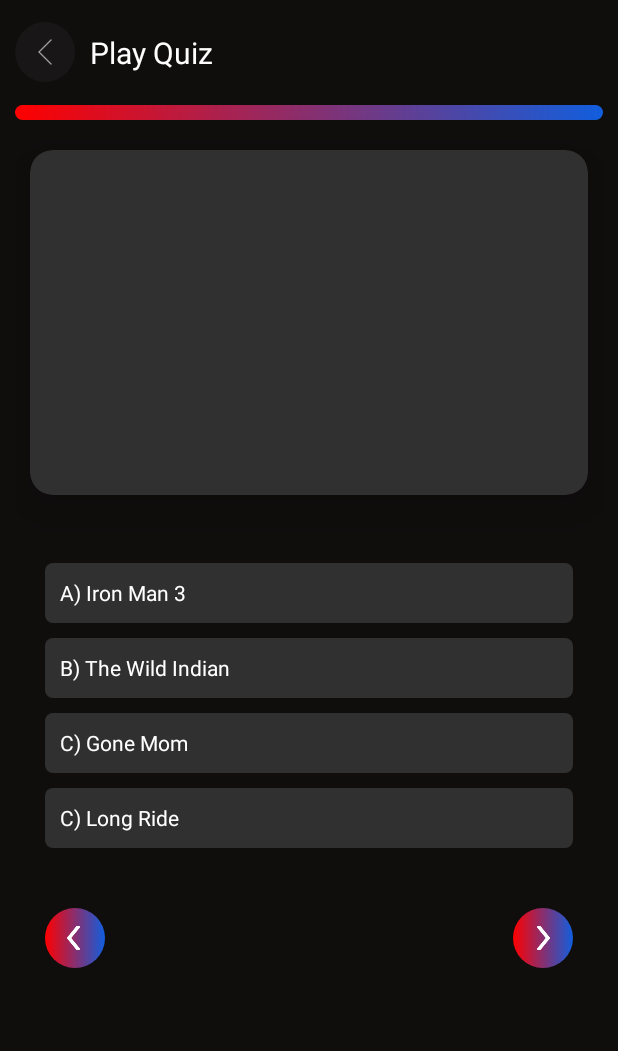
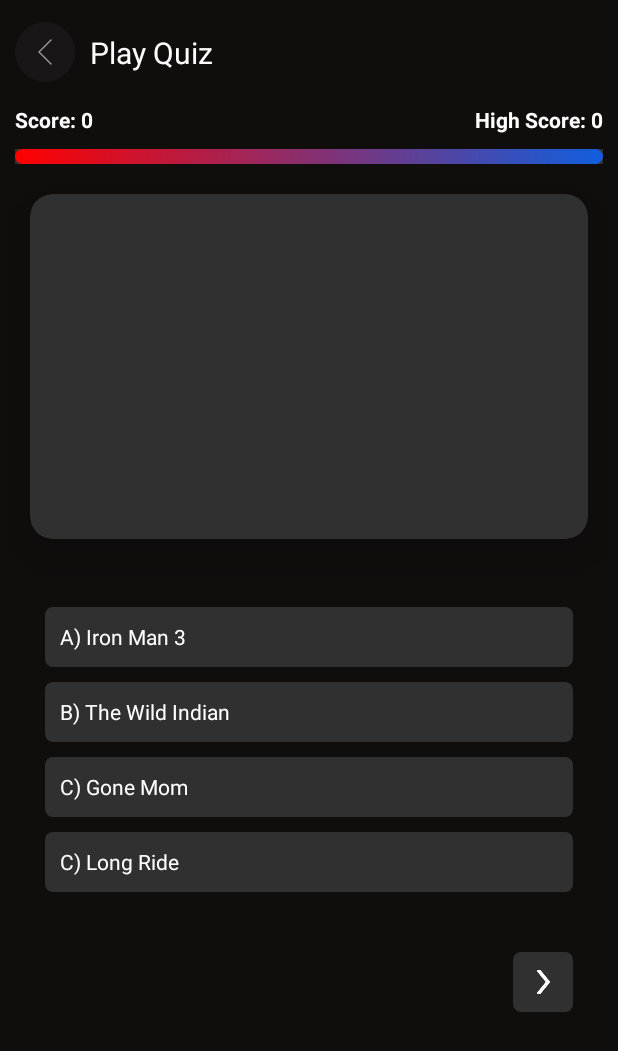
Before and after one commit to viraj-2393/movierow-android-app, an Android app: the Quizz screen opened directly, with no data from a screen before it, on a phone screen of 412 x 824 dp. Shown: the top 1051 px of the screen. Run offline under Robolectric (Android 15) with nearby library versions, the phone set to English and light mode, and no system bars; our stand-ins replace Picasso; pictures from the network do not load; 1 statement that could not run was skipped.

Commit message:
Movie Quiz Added

```diff
--- a/app/build.gradle
+++ b/app/build.gradle
@@ -10,8 +10,8 @@ android {
         applicationId "com.movies.movierow"
         minSdkVersion 23
         targetSdkVersion 31
-        versionCode 4
-        versionName "4.0"
+        versionCode 5
+        versionName "5.0"
 
         testInstrumentationRunner "androidx.test.runner.AndroidJUnitRunner"
     }
--- a/app/src/main/java/com/movies/movierow/Activities/AboutMovie.java
+++ b/app/src/main/java/com/movies/movierow/Activities/AboutMovie.java
@@ -274,7 +274,7 @@ public class AboutMovie extends AppCompatActivity {
 
         TvShow tvShowDetails = model.getResults().get(index);
         query = tvShowDetails.getName();
-        if(tvShowDetails.getFirst_air_date() != null) year = tvShowDetails.getFirst_air_date().substring(0,4);
+        if(tvShowDetails.getFirst_air_date() != null && !tvShowDetails.getFirst_air_date().equals("")) year = tvShowDetails.getFirst_air_date().substring(0,4);
         if(model != null){
             if(tvShowDetails.getPoster_path() == null){
                 Picasso.get().load(R.drawable.not_found).into(posterImage);
--- /dev/null
+++ b/app/src/main/res/drawable/rejected_border.xml
@@ -0,0 +1,7 @@
+<?xml version="1.0" encoding="utf-8"?>
+<shape android:shape="rectangle"
+    xmlns:android="http://schemas.android.com/apk/res/android">
+    <solid android:color="#303030"/>
+    <corners android:radius="5dp"/>
+    <stroke android:width = "2dp" android:color="#ff0000"/>
+</shape>
--- a/app/src/main/res/layout/activity_quizz.xml
+++ b/app/src/main/res/layout/activity_quizz.xml
@@ -40,15 +40,45 @@
 
     </LinearLayout>
 
+    <TextView
+        android:id = "@+id/score"
+        android:layout_width="wrap_content"
+        android:layout_height="wrap_content"
+        app:layout_constraintTop_toBottomOf="@id/header"
+        app:layout_constraintLeft_toLeftOf="parent"
+        android:text = "Score: 0"
+        android:textColor = "#ffffff"
+        android:layout_marginTop="10dp"
+        android:textStyle="bold"/>
+    <TextView
+        android:id = "@+id/high_score"
+        android:layout_width="wrap_content"
+        android:layout_height="wrap_content"
+        app:layout_constraintTop_toBottomOf="@id/header"
+        app:layout_constraintRight_toRightOf="parent"
+        android:text = "High Score: 0"
+        android:textColor = "#ffffff"
+        android:layout_marginTop="10dp"
+        android:textStyle="bold"/>
+
     <LinearLayout
-        android:id = "@+id/player_life"
+        android:id = "@+id/player_life_container"
         android:layout_width="match_parent"
         android:layout_height="10dp"
         android:orientation="horizontal"
         android:layout_marginTop="10dp"
-        android:background="@drawable/life"
-        app:layout_constraintTop_toBottomOf="@id/header"
+        android:background="#303030"
+        android:weightSum="4"
+        app:layout_constraintTop_toBottomOf="@id/score"
         app:layout_constraintLeft_toLeftOf="parent">
+
+       <LinearLayout
+           android:id = "@+id/player_life"
+           android:layout_width="0dp"
+           android:layout_height="10dp"
+           android:layout_weight="4"
+           android:orientation="horizontal"
+           android:background="@drawable/life"/>
 
 
 
@@ -62,7 +92,7 @@
         android:layout_marginEnd="10dp"
         app:layout_constraintLeft_toLeftOf="parent"
         app:layout_constraintRight_toRightOf="parent"
-        app:layout_constraintTop_toBottomOf="@id/player_life"
+        app:layout_constraintTop_toBottomOf="@id/player_life_container"
         app:cardBackgroundColor="#303030"
         app:cardCornerRadius="15dp"
         app:cardElevation="20dp"
@@ -187,6 +217,7 @@
             android:scaleType="fitCenter"
             android:layout_gravity="center_vertical"
             android:layout_alignParentLeft= "true"
+            android:visibility="gone"
             />
 
 
```
Also changed, not shown: app/src/main/java/com/movies/movierow/Activities/Quizz.java (+254 -24 lines), app/src/main/res/drawable-v24/replay.png (added).
